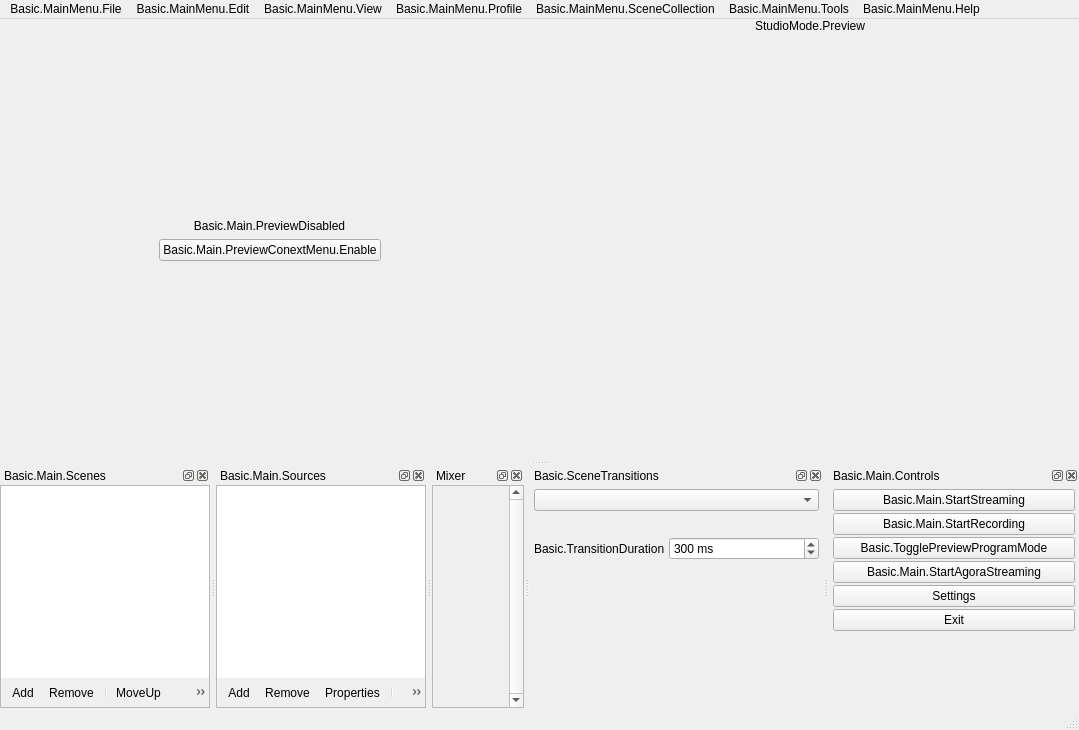
This is UI/forms/OBSBasic.ui in AgoraIO/OBS as Qt 5 draws it before an edit. The edited form follows.
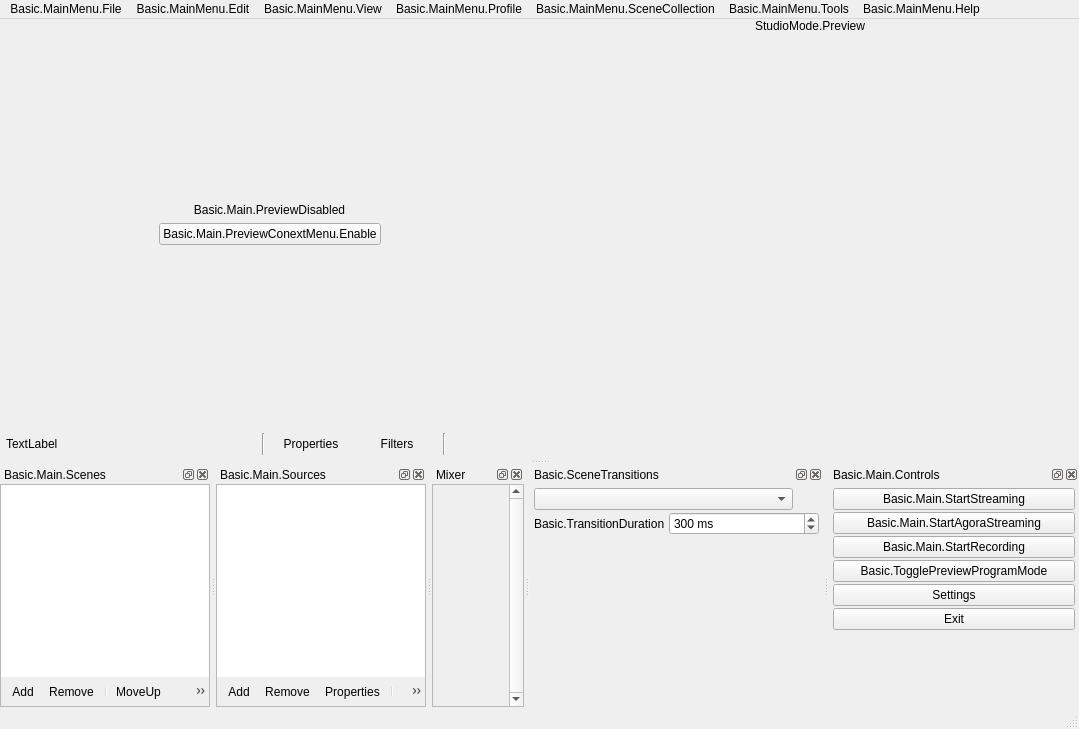
This is the edited form. Icons and pictures are not drawn. Custom widgets are drawn as their Qt base class.

What changed in the file:
```diff
--- a/UI/forms/OBSBasic.ui
+++ b/UI/forms/OBSBasic.ui
@@ -8,7 +8,7 @@
     <x>0</x>
     <y>0</y>
     <width>1079</width>
-    <height>730</height>
+    <height>729</height>
    </rect>
   </property>
   <property name="sizePolicy">
@@ -195,6 +195,229 @@
       </item>
      </layout>
     </item>
+    <item>
+     <widget class="QWidget" name="contextContainer" native="true">
+      <property name="sizePolicy">
+       <sizepolicy hsizetype="Preferred" vsizetype="Preferred">
+        <horstretch>0</horstretch>
+        <verstretch>0</verstretch>
+       </sizepolicy>
+      </property>
+      <property name="minimumSize">
+       <size>
+        <width>0</width>
+        <height>30</height>
+       </size>
+      </property>
+      <property name="maximumSize">
+       <size>
+        <width>16777215</width>
+        <height>30</height>
+       </size>
+      </property>
+      <layout class="QHBoxLayout" name="horizontalLayout9">
+       <property name="spacing">
+        <number>6</number>
+       </property>
+       <property name="sizeConstraint">
+        <enum>QLayout::SetDefaultConstraint</enum>
+       </property>
+       <property name="leftMargin">
+        <number>6</number>
+       </property>
+       <property name="topMargin">
+        <number>4</number>
+       </property>
+       <property name="rightMargin">
+        <number>6</number>
+       </property>
+       <property name="bottomMargin">
+        <number>4</number>
+       </property>
+       <item>
+        <widget class="QWidget" name="contextSubContainer" native="true">
+         <property name="sizePolicy">
+          <sizepolicy hsizetype="Preferred" vsizetype="Preferred">
+           <horstretch>0</horstretch>
+           <verstretch>0</verstretch>
+          </sizepolicy>
+         </property>
+         <property name="minimumSize">
+          <size>
+           <width>0</width>
+           <height>0</height>
+          </size>
+         </property>
+         <layout class="QHBoxLayout" name="horizontalLayout_5">
+          <property name="spacing">
+           <number>6</number>
+          </property>
+          <property name="leftMargin">
+           <number>0</number>
+          </property>
+          <property name="topMargin">
+           <number>0</number>
+          </property>
+          <property name="rightMargin">
+           <number>0</number>
+          </property>
+          <property name="bottomMargin">
+           <number>0</number>
+          </property>
+          <item>
+           <widget class="QLabel" name="contextSourceLabel">
+            <property name="sizePolicy">
+             <sizepolicy hsizetype="Preferred" vsizetype="Fixed">
+              <horstretch>0</horstretch>
+              <verstretch>0</verstretch>
+             </sizepolicy>
+            </property>
+            <property name="minimumSize">
+             <size>
+              <width>250</width>
+              <height>22</height>
+             </size>
+            </property>
+            <property name="maximumSize">
+             <size>
+              <width>250</width>
+              <height>22</height>
+             </size>
+            </property>
+            <property name="text">
+             <string>TextLabel</string>
+            </property>
+           </widget>
+          </item>
+          <item>
+           <widget class="Line" name="line_3">
+            <property name="orientation">
+             <enum>Qt::Vertical</enum>
+            </property>
+           </widget>
+          </item>
+          <item>
+           <widget class="QPushButton" name="sourcePropertiesButton">
+            <property name="sizePolicy">
+             <sizepolicy hsizetype="Minimum" vsizetype="Fixed">
+              <horstretch>0</horstretch>
+              <verstretch>0</verstretch>
+             </sizepolicy>
+            </property>
+            <property name="minimumSize">
+             <size>
+              <width>0</width>
+              <height>22</height>
+             </size>
+            </property>
+            <property name="maximumSize">
+             <size>
+              <width>16777215</width>
+              <height>22</height>
+             </size>
+            </property>
+            <property name="toolTip">
+             <string>Properties</string>
+            </property>
+            <property name="text">
+             <string>Properties</string>
+            </property>
+            <property name="icon">
+             <iconset resource="obs.qrc">
+              <normaloff>:/settings/images/settings/general.svg</normaloff>:/settings/images/settings/general.svg</iconset>
+            </property>
+            <property name="flat">
+             <bool>true</bool>
+            </property>
+            <property name="themeID2" stdset="0">
+             <string notr="true">contextBarButton</string>
+            </property>
+           </widget>
+          </item>
+          <item>
+           <widget class="QPushButton" name="sourceFiltersButton">
+            <property name="minimumSize">
+             <size>
+              <width>0</width>
+              <height>22</height>
+             </size>
+            </property>
+            <property name="maximumSize">
+             <size>
+              <width>16777215</width>
+              <height>22</height>
+             </size>
+            </property>
+            <property name="toolTip">
+             <string>Filters</string>
+            </property>
+            <property name="text">
+             <string>Filters</string>
+            </property>
+            <property name="icon">
+             <iconset resource="obs.qrc">
+              <normaloff>:/res/images/filter.svg</normaloff>:/res/images/filter.svg</iconset>
+            </property>
+            <property name="flat">
+             <bool>true</bool>
+            </property>
+            <property name="themeID2" stdset="0">
+             <string notr="true">contextBarButton</string>
+            </property>
+           </widget>
+          </item>
+          <item>
+           <widget class="Line" name="line">
+            <property name="orientation">
+             <enum>Qt::Vertical</enum>
+            </property>
+           </widget>
+          </item>
+         </layout>
+        </widget>
+       </item>
+       <item>
+        <widget class="QWidget" name="emptySpace" native="true">
+         <property name="sizePolicy">
+          <sizepolicy hsizetype="Expanding" vsizetype="Fixed">
+           <horstretch>0</horstretch>
+           <verstretch>0</verstretch>
+          </sizepolicy>
+         </property>
+         <property name="minimumSize">
+          <size>
+           <width>0</width>
+           <height>22</height>
+          </size>
+         </property>
+         <property name="maximumSize">
+          <size>
+           <width>16777215</width>
+           <height>22</height>
+          </size>
+         </property>
+         <layout class="QHBoxLayout" name="horizontalLayout_6">
+          <property name="spacing">
+           <number>0</number>
+          </property>
+          <property name="leftMargin">
+           <number>0</number>
+          </property>
+          <property name="topMargin">
+           <number>0</number>
+          </property>
+          <property name="rightMargin">
+           <number>0</number>
+          </property>
+          <property name="bottomMargin">
+           <number>0</number>
+          </property>
+         </layout>
+        </widget>
+       </item>
+      </layout>
+     </widget>
+    </item>
    </layout>
   </widget>
   <widget class="QMenuBar" name="menubar">
@@ -882,107 +1105,21 @@
         <property name="bottomMargin">
          <number>0</number>
         </property>
-        <item>
-         <widget class="QComboBox" name="transitions">
-          <property name="minimumSize">
-           <size>
-            <width>120</width>
-            <height>0</height>
-           </size>
-          </property>
-          <property name="accessibleName">
-           <string>Transition</string>
-          </property>
-         </widget>
-        </item>
         <item>
          <layout class="QHBoxLayout" name="horizontalLayout_4">
           <property name="spacing">
            <number>4</number>
           </property>
           <item>
-           <spacer name="horizontalSpacer">
-            <property name="orientation">
-             <enum>Qt::Horizontal</enum>
-            </property>
-            <property name="sizeType">
-             <enum>QSizePolicy::Expanding</enum>
-            </property>
-            <property name="sizeHint" stdset="0">
+           <widget class="QComboBox" name="transitions">
+            <property name="minimumSize">
              <size>
-              <width>40</width>
-              <height>20</height>
+              <width>120</width>
+              <height>0</height>
              </size>
             </property>
-           </spacer>
-          </item>
-          <item>
-           <widget class="QPushButton" name="transitionAdd">
-            <property name="sizePolicy">
-             <sizepolicy hsizetype="Maximum" vsizetype="Maximum">
-              <horstretch>0</horstretch>
-              <verstretch>0</verstretch>
-             </sizepolicy>
-            </property>
-            <property name="maximumSize">
-             <size>
-              <width>22</width>
-              <height>22</height>
-             </size>
-            </property>
-            <property name="toolTip">
-             <string>Basic.AddTransition</string>
-            </property>
             <property name="accessibleName">
-             <string>Basic.AddTransition</string>
-            </property>
-            <property name="text">
-             <string notr="true"/>
-            </property>
-            <property name="icon">
-             <iconset>
-              <normaloff>:/res/images/add.png</normaloff>:/res/images/add.png</iconset>
-            </property>
-            <property name="flat">
-             <bool>true</bool>
-            </property>
-            <property name="themeID" stdset="0">
-             <string notr="true">addIconSmall</string>
-            </property>
-           </widget>
-          </item>
-          <item>
-           <widget class="QPushButton" name="transitionRemove">
-            <property name="sizePolicy">
-             <sizepolicy hsizetype="Maximum" vsizetype="Maximum">
-              <horstretch>0</horstretch>
-              <verstretch>0</verstretch>
-             </sizepolicy>
-            </property>
-            <property name="maximumSize">
-             <size>
-              <width>22</width>
-              <height>22</height>
-             </size>
-            </property>
-            <property name="toolTip">
-             <string>Basic.RemoveTransition</string>
-            </property>
-            <property name="accessibleName">
-             <string>Basic.RemoveTransition</string>
-            </property>
-            <property name="text">
-             <string notr="true"/>
-            </property>
-            <property name="icon">
-             <iconset>
-              <normaloff>:/res/images/list_remove.png</normaloff>:/res/images/list_remove.png</iconset>
-            </property>
-            <property name="flat">
-             <bool>true</bool>
-            </property>
-            <property name="themeID" stdset="0">
-             <string notr="true">removeIconSmall</string>
+             <string>Transition</string>
             </property>
            </widget>
           </item>
@@ -1139,6 +1276,13 @@
        </property>
       </widget>
      </item>
+     <item>
+      <widget class="QPushButton" name="agoraPKButton">
+       <property name="text">
+        <string>Basic.Main.StartAgoraStreaming</string>
+       </property>
+      </widget>
+     </item>
      <item>
       <layout class="QHBoxLayout" name="recordingLayout">
        <property name="spacing">
@@ -1205,13 +1349,6 @@
        </property>
       </widget>
      </item>
-     <item>
-      <widget class="QPushButton" name="agoraPKButton">
-       <property name="text">
-        <string>Basic.Main.StartAgoraStreaming</string>
-       </property>
-      </widget>
-     </item>
      <item>
       <widget class="QPushButton" name="settingsButton">
        <property name="sizePolicy">
```
Left out of the diff: 36 changed lines with no effect on the pictures.
